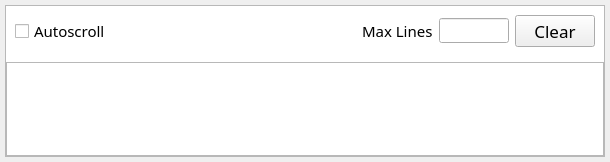
Before: the Qt Designer form src/QSview/resources/console.ui in BCDA-APS/QSview, drawn with Qt 5.
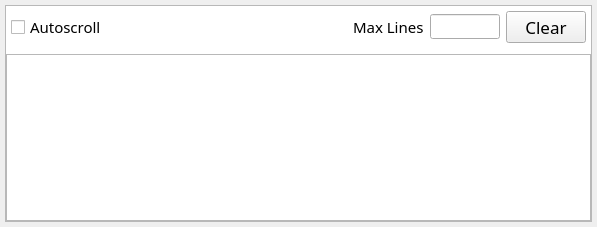
After: the same form once the commit is applied. Icons and pictures are not drawn.

Diff of the .ui file:
```diff
--- a/src/QSview/resources/console.ui
+++ b/src/QSview/resources/console.ui
@@ -6,8 +6,8 @@
    <rect>
     <x>0</x>
     <y>0</y>
-    <width>610</width>
-    <height>162</height>
+    <width>597</width>
+    <height>227</height>
    </rect>
   </property>
   <property name="sizePolicy">
@@ -62,6 +62,18 @@
       <item>
        <widget class="QWidget" name="widget" native="true">
         <layout class="QHBoxLayout" name="horizontalLayout">
+         <property name="leftMargin">
+          <number>5</number>
+         </property>
+         <property name="topMargin">
+          <number>5</number>
+         </property>
+         <property name="rightMargin">
+          <number>5</number>
+         </property>
+         <property name="bottomMargin">
+          <number>5</number>
+         </property>
          <item>
           <widget class="QCheckBox" name="consoleAutoscrollCheckbox">
            <property name="font">
```
